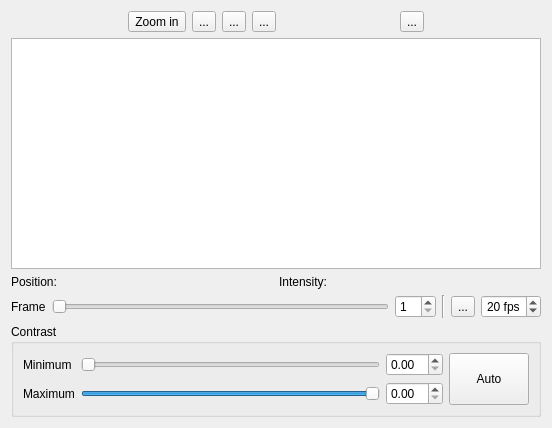
First picture: the form in sdt/gui/widgets/micro_view_widget.ui, repository schuetzgroup/sdt-python, before the edit.
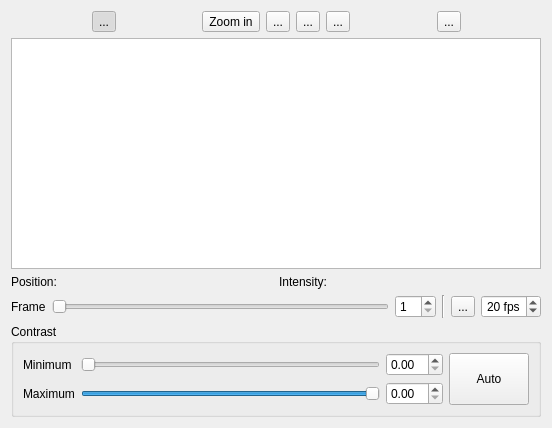
Second picture: the form after the edit. Icons and pictures are not drawn.

Commit message: widgets.micro_view: Enable showing/not showing localizations

Diff of the .ui file:
```diff
--- a/sdt/gui/widgets/micro_view_widget.ui
+++ b/sdt/gui/widgets/micro_view_widget.ui
@@ -16,6 +16,32 @@
   <layout class="QVBoxLayout" name="mainLayout">
    <item>
     <layout class="QHBoxLayout" name="horizontalLayout_2">
+     <item>
+      <spacer name="horizontalSpacer_4">
+       <property name="orientation">
+        <enum>Qt::Horizontal</enum>
+       </property>
+       <property name="sizeHint" stdset="0">
+        <size>
+         <width>40</width>
+         <height>20</height>
+        </size>
+       </property>
+      </spacer>
+     </item>
+     <item>
+      <widget class="QToolButton" name="locButton">
+       <property name="text">
+        <string>...</string>
+       </property>
+       <property name="checkable">
+        <bool>true</bool>
+       </property>
+       <property name="checked">
+        <bool>true</bool>
+       </property>
+      </widget>
+     </item>
      <item>
       <spacer name="horizontalSpacer">
        <property name="orientation">
```
The commit also changes 2 other files.
